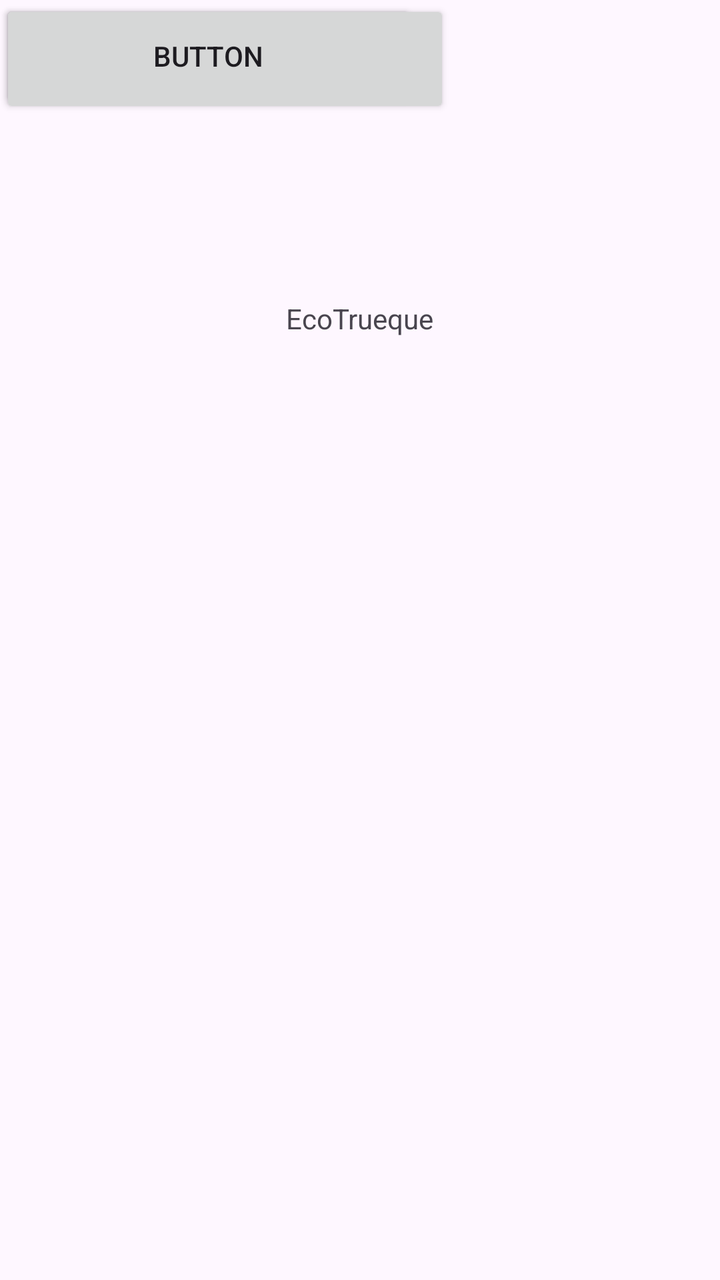
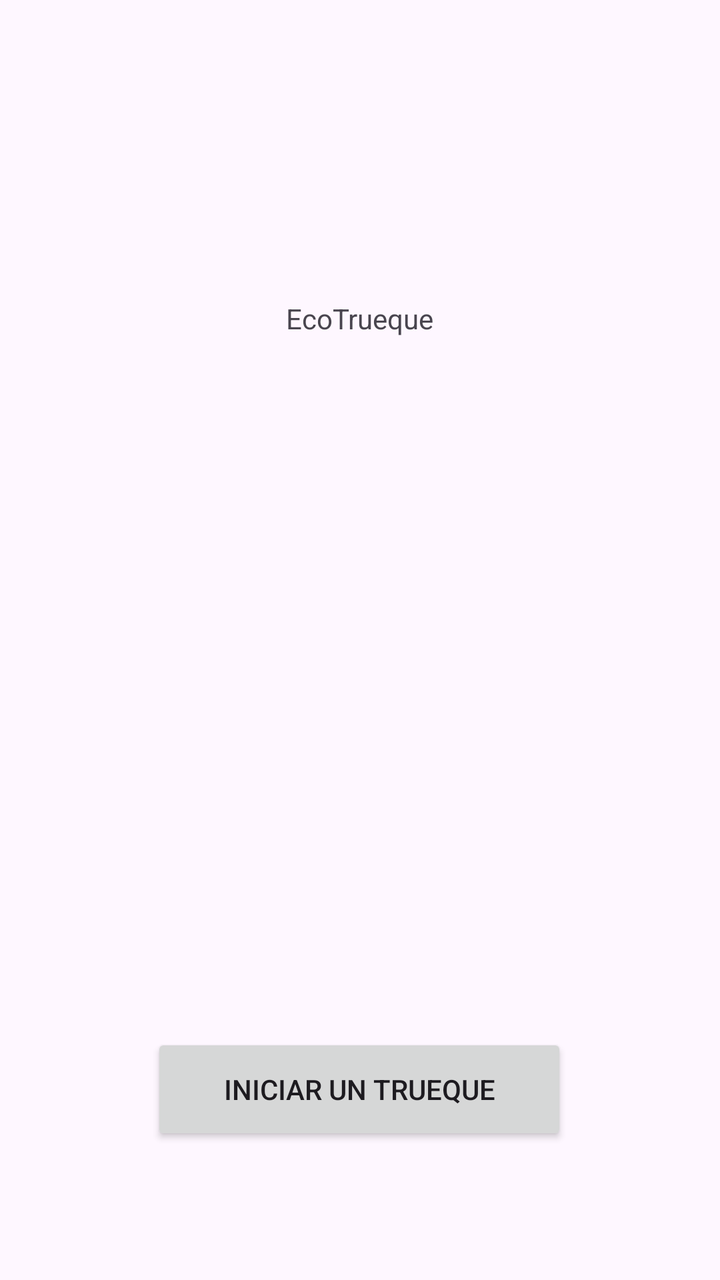

Two renders of the same Android screen: before a commit and after it. Below are the layout's source before the change and the commit's diff.
<!-- AndroidManifest.xml: application theme Theme.EcoTrueque -->
<!-- res/layout/activity_menu_principal.xml -->
<?xml version="1.0" encoding="utf-8"?>
<androidx.constraintlayout.widget.ConstraintLayout xmlns:android="http://schemas.android.com/apk/res/android"
    xmlns:app="http://schemas.android.com/apk/res-auto"
    xmlns:tools="http://schemas.android.com/tools"
    android:id="@+id/main"
    android:layout_width="match_parent"
    android:layout_height="match_parent"
    tools:context=".MenuPrincipalActivity">

    <TextView
        android:layout_width="wrap_content"
        android:layout_height="wrap_content"
        android:text="EcoTrueque"
        app:layout_constraintBottom_toBottomOf="parent"
        app:layout_constraintEnd_toEndOf="parent"
        app:layout_constraintStart_toStartOf="parent"
        app:layout_constraintTop_toTopOf="parent"
        app:layout_constraintVertical_bias="0.241" />

    <Button
        android:id="@+id/button2"
        android:layout_width="225dp"
        android:layout_height="59dp"
        android:text="Button"
        tools:layout_editor_absoluteX="73dp"
        tools:layout_editor_absoluteY="376dp" />

    <Button
        android:id="@+id/button"
        android:layout_width="208dp"
        android:layout_height="56dp"
        android:text="Button"
        tools:layout_editor_absoluteX="81dp"
        tools:layout_editor_absoluteY="443dp" />

</androidx.constraintlayout.widget.ConstraintLayout>
<!-- resources referenced by this layout -->
<resources>
  <style name="Theme.EcoTrueque" parent="Base.Theme.EcoTrueque" />
  <style name="Base.Theme.EcoTrueque" parent="Theme.Material3.DayNight.NoActionBar">
          
          
      </style>
</resources>

<!-- the commit's change to res/layout/activity_menu_principal.xml (unified diff, before → after) -->
@@ -8,6 +8,7 @@
     tools:context=".MenuPrincipalActivity">
 
     <TextView
+        android:id="@+id/textView2"
         android:layout_width="wrap_content"
         android:layout_height="wrap_content"
         android:text="EcoTrueque"
@@ -18,19 +19,16 @@
         app:layout_constraintVertical_bias="0.241" />
 
     <Button
-        android:id="@+id/button2"
-        android:layout_width="225dp"
-        android:layout_height="59dp"
-        android:text="Button"
-        tools:layout_editor_absoluteX="73dp"
-        tools:layout_editor_absoluteY="376dp" />
-
-    <Button
         android:id="@+id/button"
         android:layout_width="208dp"
         android:layout_height="56dp"
-        android:text="Button"
-        tools:layout_editor_absoluteX="81dp"
-        tools:layout_editor_absoluteY="443dp" />
+        android:layout_marginTop="348dp"
+        android:text="Iniciar un trueque"
+        app:layout_constraintBottom_toBottomOf="parent"
+        app:layout_constraintEnd_toEndOf="parent"
+        app:layout_constraintHorizontal_bias="0.497"
+        app:layout_constraintStart_toStartOf="parent"
+        app:layout_constraintTop_toBottomOf="@+id/textView2"
+        app:layout_constraintVertical_bias="0.0" />
 
 </androidx.constraintlayout.widget.ConstraintLayout>
